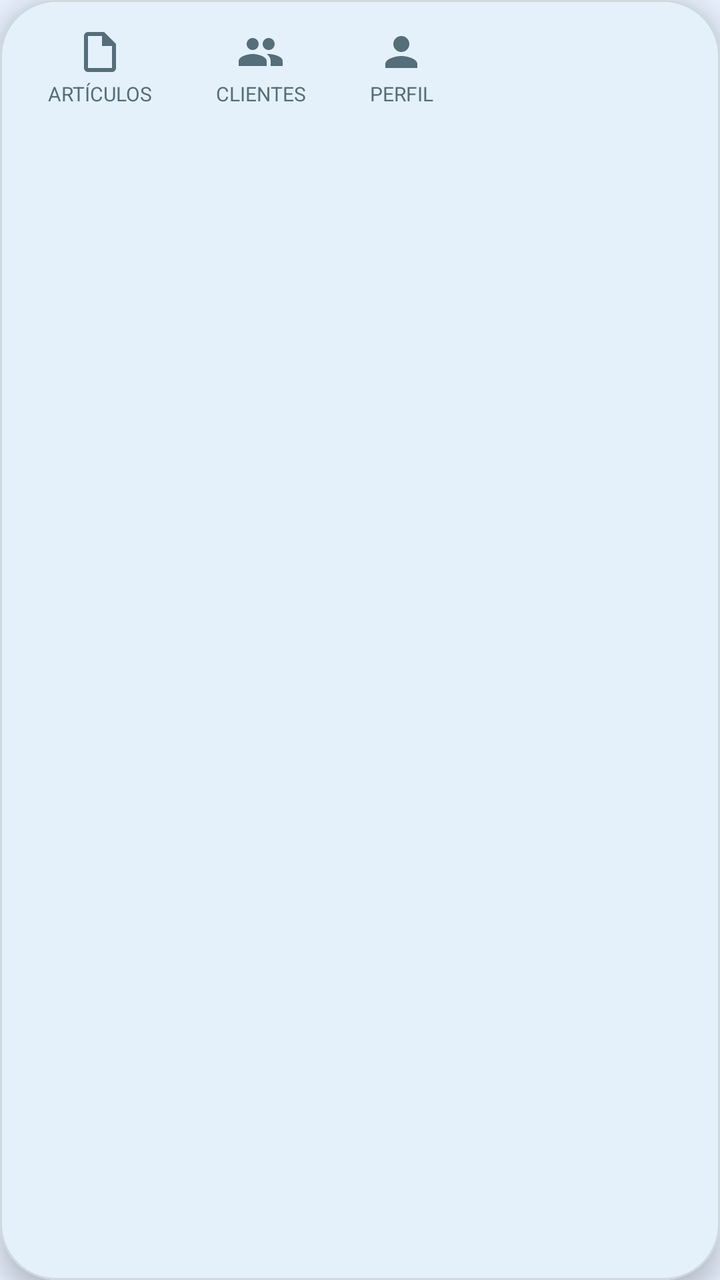
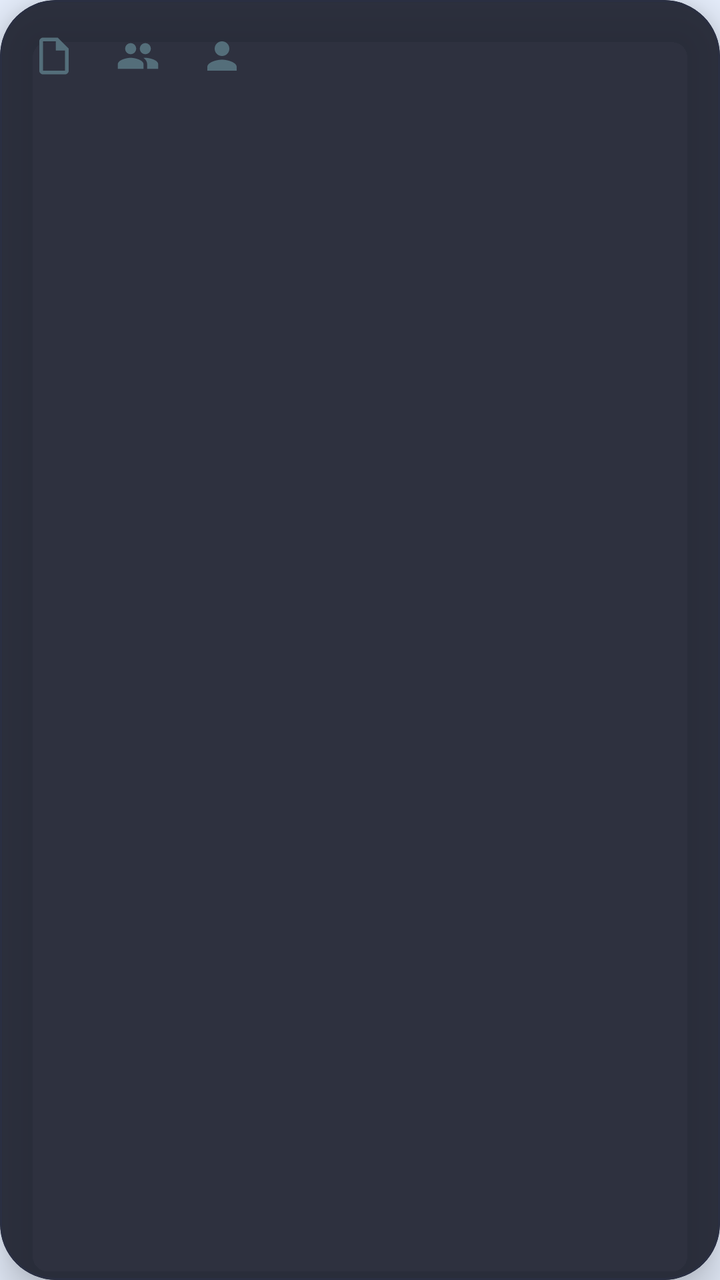

The first picture is an Android layout as it rendered before a commit; the second is the same layout after the commit. The layout source and the unified diff follow.
<!-- AndroidManifest.xml: application theme Theme.GMV -->
<!-- res/layout/nav_floating_island.xml -->
<?xml version="1.0" encoding="utf-8"?>
<com.google.android.material.card.MaterialCardView xmlns:android="http://schemas.android.com/apk/res/android"
    xmlns:app="http://schemas.android.com/apk/res-auto"
    android:id="@+id/floating_nav"
    android:layout_width="wrap_content"
    android:layout_height="wrap_content"
    android:clickable="true"
    app:cardBackgroundColor="?attr/colorSurface"
    app:cardCornerRadius="28dp"
    app:cardElevation="8dp">

    <LinearLayout
        android:layout_width="wrap_content"
        android:layout_height="wrap_content"
        android:gravity="center"
        android:orientation="horizontal"
        android:paddingHorizontal="8dp"
        android:paddingVertical="8dp">

        
        <LinearLayout
            android:id="@+id/nav_articulos"
            android:layout_width="wrap_content"
            android:layout_height="wrap_content"
            android:gravity="center"
            android:orientation="vertical"
            android:paddingHorizontal="16dp"
            android:paddingVertical="6dp">

            <ImageView
                android:id="@+id/iv_nav_articulos"
                android:layout_width="24dp"
                android:layout_height="24dp"
                android:importantForAccessibility="no"
                android:src="@drawable/ic_article"
                android:tint="@color/nav_item_color" />

            <TextView
                android:id="@+id/tv_nav_articulos_title"
                android:layout_width="wrap_content"
                android:layout_height="wrap_content"
                android:layout_marginTop="2dp"
                android:text="@string/label_articulos"
                android:textSize="10sp"
                android:textColor="@color/nav_item_color" />

        </LinearLayout>

        
        <LinearLayout
            android:id="@+id/nav_clientes"
            android:layout_width="wrap_content"
            android:layout_height="wrap_content"
            android:gravity="center"
            android:orientation="vertical"
            android:paddingHorizontal="16dp"
            android:paddingVertical="6dp">

            <ImageView
                android:id="@+id/iv_nav_clientes"
                android:layout_width="24dp"
                android:layout_height="24dp"
                android:importantForAccessibility="no"
                android:src="@drawable/ic_people"
                android:tint="@color/nav_item_color" />

            <TextView
                android:id="@+id/tv_nav_clientes_title"
                android:layout_width="wrap_content"
                android:layout_height="wrap_content"
                android:layout_marginTop="2dp"
                android:text="@string/label_clientes"
                android:textSize="10sp"
                android:textColor="@color/nav_item_color" />

        </LinearLayout>

        
        <LinearLayout
            android:id="@+id/nav_perfil"
            android:layout_width="wrap_content"
            android:layout_height="wrap_content"
            android:gravity="center"
            android:orientation="vertical"
            android:paddingHorizontal="16dp"
            android:paddingVertical="6dp">

            <ImageView
                android:id="@+id/iv_nav_perfil"
                android:layout_width="24dp"
                android:layout_height="24dp"
                android:importantForAccessibility="no"
                android:src="@drawable/ic_person"
                android:tint="@color/nav_item_color" />

            <TextView
                android:id="@+id/tv_nav_perfil_title"
                android:layout_width="wrap_content"
                android:layout_height="wrap_content"
                android:layout_marginTop="2dp"
                android:text="@string/label_perfil"
                android:textSize="10sp"
                android:textColor="@color/nav_item_color" />

        </LinearLayout>

    </LinearLayout>

</com.google.android.material.card.MaterialCardView>
<!-- resources referenced by this layout -->
<resources>
  <string name="label_articulos">ARTÍCULOS</string>
  <string name="label_clientes">CLIENTES</string>
  <string name="label_perfil">PERFIL</string>
  <style name="Theme.GMV" parent="Base.Theme.GMV" />
  <color name="primary">#1E88E5</color>
  <color name="on_primary">#FFFFFF</color>
  <color name="primary_container">#BBDEFB</color>
  <color name="on_primary_container">#0D47A1</color>
  <color name="secondary">#5C6BC0</color>
  <color name="on_secondary">#FFFFFF</color>
  <color name="secondary_container">#E8EAF6</color>
  <color name="on_secondary_container">#1A237E</color>
  <color name="tertiary">#7E57C2</color>
  <color name="on_tertiary">#FFFFFF</color>
  <color name="tertiary_container">#EDE7F6</color>
  <color name="on_tertiary_container">#311B92</color>
  <color name="error">#EF5350</color>
  <color name="on_error">#FFFFFF</color>
  <color name="error_container">#FFEBEE</color>
  <color name="on_error_container">#B71C1C</color>
  <color name="background">#E8F0FE</color>
  <color name="on_background">#1A1C1E</color>
  <color name="surface">#FFFFFF</color>
  <color name="on_surface">#1A1C1E</color>
  <color name="surface_variant">#E3F2FD</color>
  <color name="on_surface_variant">#546E7A</color>
  <color name="outline">#B0BEC5</color>
  <color name="outline_variant">#CFD8DC</color>
  <style name="TextAppearance.M3.DisplayMedium">
          <item name="android:textSize">45sp</item>
          <item name="android:letterSpacing">0</item>
          <item name="android:lineHeight">52sp</item>
          <item name="android:fontFamily">sans-serif</item>
      </style>
  <style name="TextAppearance.M3.DisplaySmall">
          <item name="android:textSize">36sp</item>
          <item name="android:letterSpacing">0</item>
          <item name="android:lineHeight">44sp</item>
          <item name="android:fontFamily">sans-serif</item>
      </style>
  <style name="TextAppearance.M3.HeadlineLarge">
          <item name="android:textSize">32sp</item>
          <item name="android:letterSpacing">0</item>
          <item name="android:lineHeight">40sp</item>
          <item name="android:fontFamily">sans-serif</item>
      </style>
  <style name="TextAppearance.M3.HeadlineMedium">
          <item name="android:textSize">28sp</item>
          <item name="android:letterSpacing">0</item>
          <item name="android:lineHeight">36sp</item>
          <item name="android:fontFamily">sans-serif</item>
      </style>
  <style name="TextAppearance.M3.HeadlineSmall">
          <item name="android:textSize">24sp</item>
          <item name="android:letterSpacing">0</item>
          <item name="android:lineHeight">32sp</item>
          <item name="android:fontFamily">sans-serif</item>
      </style>
  <style name="TextAppearance.M3.TitleLarge">
          <item name="android:textSize">22sp</item>
          <item name="android:letterSpacing">0</item>
          <item name="android:lineHeight">28sp</item>
          <item name="android:fontFamily">sans-serif</item>
      </style>
  <style name="TextAppearance.M3.BodyLarge">
          <item name="android:textSize">16sp</item>
          <item name="android:letterSpacing">0.5</item>
          <item name="android:lineHeight">24sp</item>
          <item name="android:fontFamily">sans-serif</item>
      </style>
  <style name="TextAppearance.M3.BodyMedium">
          <item name="android:textSize">14sp</item>
          <item name="android:letterSpacing">0.25</item>
          <item name="android:lineHeight">20sp</item>
          <item name="android:fontFamily">sans-serif</item>
      </style>
  <style name="TextAppearance.M3.BodySmall">
          <item name="android:textSize">12sp</item>
          <item name="android:letterSpacing">0.4</item>
          <item name="android:lineHeight">16sp</item>
          <item name="android:fontFamily">sans-serif</item>
      </style>
  <!-- unchanged entries left out for length: 10 -->
</resources>

<!-- the commit's change to res/layout/nav_floating_island.xml (unified diff, before → after) -->
@@ -5,44 +5,47 @@
     android:layout_width="wrap_content"
     android:layout_height="wrap_content"
     android:clickable="true"
-    app:cardBackgroundColor="?attr/colorSurface"
+    app:cardBackgroundColor="@color/nav_pill_bg"
     app:cardCornerRadius="28dp"
-    app:cardElevation="8dp">
+    app:cardElevation="12dp"
+    app:strokeColor="@color/nav_pill_stroke"
+    app:strokeWidth="1dp">
 
     <LinearLayout
         android:layout_width="wrap_content"
         android:layout_height="wrap_content"
+        android:animateLayoutChanges="true"
         android:gravity="center"
         android:orientation="horizontal"
-        android:paddingHorizontal="8dp"
-        android:paddingVertical="8dp">
+        android:paddingHorizontal="6dp"
+        android:paddingVertical="6dp">
 
         
         <LinearLayout
             android:id="@+id/nav_articulos"
             android:layout_width="wrap_content"
-            android:layout_height="wrap_content"
-            android:gravity="center"
-            android:orientation="vertical"
-            android:paddingHorizontal="16dp"
-            android:paddingVertical="6dp">
+            android:layout_height="44dp"
+            android:gravity="center_vertical"
+            android:orientation="horizontal"
+            android:paddingHorizontal="10dp"
+            android:paddingVertical="0dp">
 
             <ImageView
                 android:id="@+id/iv_nav_articulos"
-                android:layout_width="24dp"
-                android:layout_height="24dp"
+                android:layout_width="22dp"
+                android:layout_height="22dp"
                 android:importantForAccessibility="no"
-                android:src="@drawable/ic_article"
-                android:tint="@color/nav_item_color" />
+                android:src="@drawable/ic_article" />
 
             <TextView
                 android:id="@+id/tv_nav_articulos_title"
                 android:layout_width="wrap_content"
                 android:layout_height="wrap_content"
-                android:layout_marginTop="2dp"
+                android:layout_marginStart="6dp"
+                android:fontFamily="sans-serif-medium"
                 android:text="@string/label_articulos"
-                android:textSize="10sp"
-                android:textColor="@color/nav_item_color" />
+                android:textSize="12sp"
+                android:visibility="gone" />
 
         </LinearLayout>
 
@@ -50,28 +53,28 @@
         <LinearLayout
             android:id="@+id/nav_clientes"
             android:layout_width="wrap_content"
-            android:layout_height="wrap_content"
-            android:gravity="center"
-            android:orientation="vertical"
-            android:paddingHorizontal="16dp"
-            android:paddingVertical="6dp">
+            android:layout_height="44dp"
+            android:gravity="center_vertical"
+            android:orientation="horizontal"
+            android:paddingHorizontal="10dp"
+            android:paddingVertical="0dp">
 
             <ImageView
                 android:id="@+id/iv_nav_clientes"
-                android:layout_width="24dp"
-                android:layout_height="24dp"
+                android:layout_width="22dp"
+                android:layout_height="22dp"
                 android:importantForAccessibility="no"
-                android:src="@drawable/ic_people"
-                android:tint="@color/nav_item_color" />
+                android:src="@drawable/ic_people" />
 
             <TextView
                 android:id="@+id/tv_nav_clientes_title"
                 android:layout_width="wrap_content"
                 android:layout_height="wrap_content"
-                android:layout_marginTop="2dp"
+                android:layout_marginStart="6dp"
+                android:fontFamily="sans-serif-medium"
                 android:text="@string/label_clientes"
-                android:textSize="10sp"
-                android:textColor="@color/nav_item_color" />
+                android:textSize="12sp"
+                android:visibility="gone" />
 
         </LinearLayout>
 
@@ -79,28 +82,28 @@
         <LinearLayout
             android:id="@+id/nav_perfil"
             android:layout_width="wrap_content"
-            android:layout_height="wrap_content"
-            android:gravity="center"
-            android:orientation="vertical"
-            android:paddingHorizontal="16dp"
-            android:paddingVertical="6dp">
+            android:layout_height="44dp"
+            android:gravity="center_vertical"
+            android:orientation="horizontal"
+            android:paddingHorizontal="10dp"
+            android:paddingVertical="0dp">
 
             <ImageView
                 android:id="@+id/iv_nav_perfil"
-                android:layout_width="24dp"
-                android:layout_height="24dp"
+                android:layout_width="22dp"
+                android:layout_height="22dp"
                 android:importantForAccessibility="no"
-                android:src="@drawable/ic_person"
-                android:tint="@color/nav_item_color" />
+                android:src="@drawable/ic_person" />
 
             <TextView
                 android:id="@+id/tv_nav_perfil_title"
                 android:layout_width="wrap_content"
                 android:layout_height="wrap_content"
-                android:layout_marginTop="2dp"
+                android:layout_marginStart="6dp"
+                android:fontFamily="sans-serif-medium"
                 android:text="@string/label_perfil"
-                android:textSize="10sp"
-                android:textColor="@color/nav_item_color" />
+                android:textSize="12sp"
+                android:visibility="gone" />
 
         </LinearLayout>
 
<!-- resource entries referenced after the edit -->
@@ -1,5 +1,7 @@
 <!-- resources referenced by this layout -->
 <resources>
+  <color name="nav_pill_bg">#E61A1D2B</color>
+  <color name="nav_pill_stroke">#2A2F42</color>
   <string name="label_articulos">ARTÍCULOS</string>
   <string name="label_clientes">CLIENTES</string>
   <string name="label_perfil">PERFIL</string>
